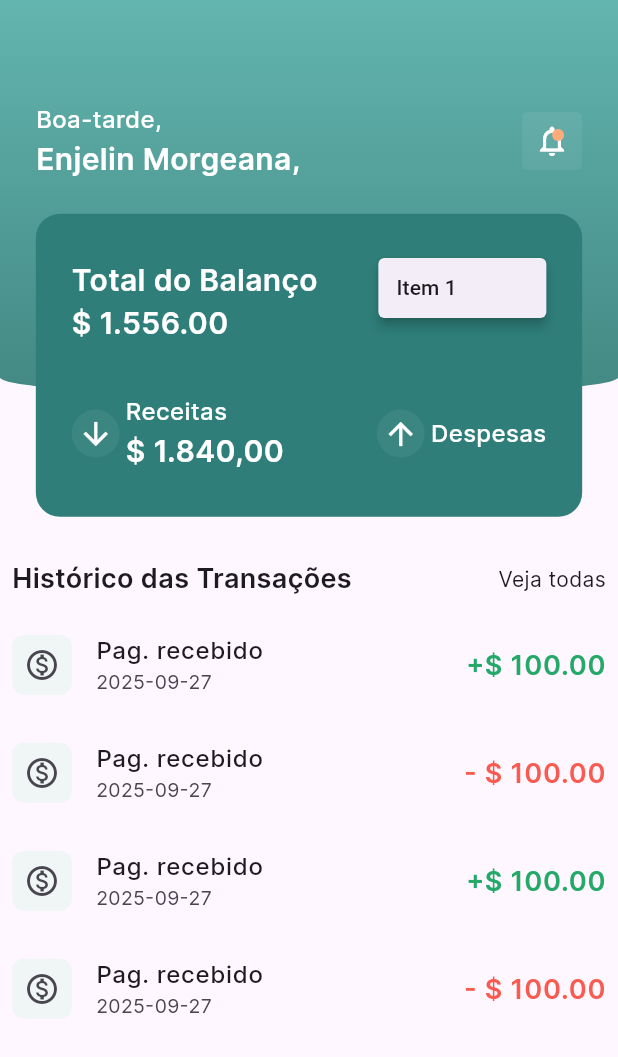
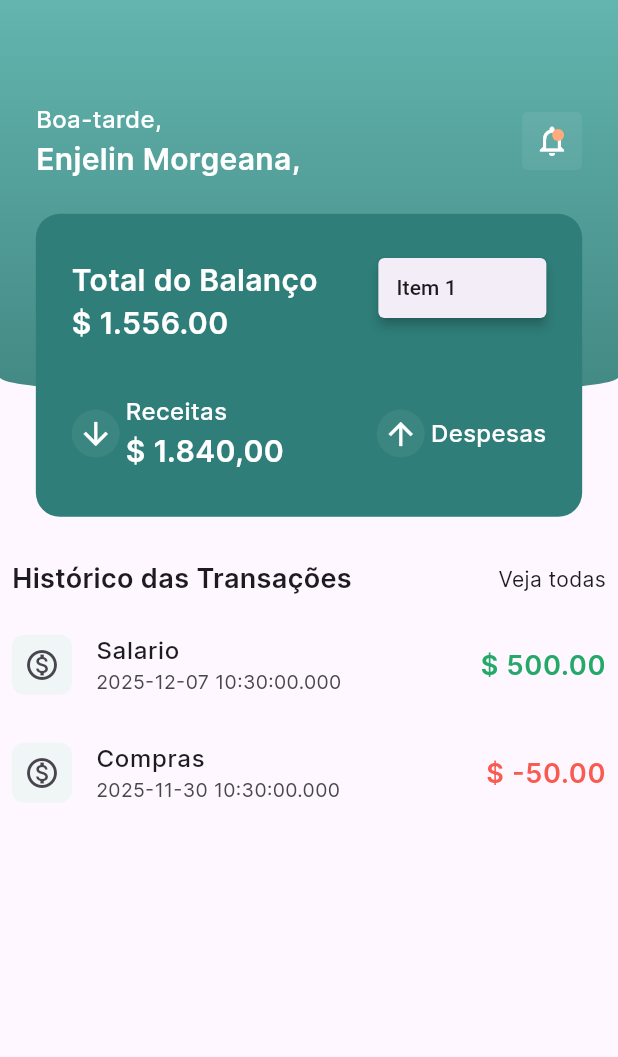
Before and after one commit to RCSilva1964/finance_app, a Flutter app: the HomePage screen opened directly, after a tap on the "keyboard control" icon, on a phone screen of 412 x 824 dp. Shown: the top 1057 px of the screen. Run offline on Flutter 3.47's test engine with Material 3 defaults, Android fonts, the phone set to English and light mode, and no system bars; our stand-ins replace firebase_auth, firebase_core, flutter_secure_storage, get_it; accounts and stored records are empty.

Commit message:
EP31: Padrão repositório concluído.

```diff
--- /dev/null
+++ b/lib/common/models/transaction_model.dart
@@ -0,0 +1,11 @@
+class TransactionModel {
+  final String title;
+  final double value;
+  final int date;
+
+  TransactionModel({
+    required this.title,
+    required this.value,
+    required this.date,
+  });
+}
--- a/lib/common/widgets/custom_circular_progress_indicator.dart
+++ b/lib/common/widgets/custom_circular_progress_indicator.dart
@@ -3,10 +3,18 @@ import 'package:flutter/material.dart';
 import '../constants/app_colors.dart';
 
 class CustomCircularProgressIndicator extends StatelessWidget {
-  const CustomCircularProgressIndicator({super.key});
+  final Color? color;
+  const CustomCircularProgressIndicator({
+    super.key,
+    this.color,
+  });
 
   @override
   Widget build(BuildContext context) {
-    return CircularProgressIndicator(color: AppColors.iceWhite);
+    return Center(
+        child: CircularProgressIndicator(
+            color: color ?? AppColors.iceWhite,
+        )
+    );
   }
 }
--- /dev/null
+++ b/lib/features/home/home_controller.dart
@@ -0,0 +1,32 @@
+import 'package:finance_app/common/models/transaction_model.dart';
+import 'package:finance_app/repositories/transaction_repository.dart';
+import 'package:flutter/foundation.dart';
+import 'home_state.dart';
+
+class HomeController extends ChangeNotifier {
+  final TransactionRepository _transactionRepository;
+  HomeController(this._transactionRepository);
+
+  HomeState _state = HomeStateInitial();
+
+  HomeState get state => _state;
+
+  List<TransactionModel> _transactions = [];
+  List<TransactionModel> get transactions => _transactions;
+
+  void _changeState(HomeState newState) {
+    _state = newState;
+    notifyListeners();
+  }
+
+  Future<void> getAllTransactions() async {
+    _changeState(HomeStateLoading());
+
+    try{
+      _transactions = await _transactionRepository.getAllTransactions();
+      _changeState(HomeStateSucess());
+    } catch (e) {
+      _changeState(HomeStateError());
+    }
+  }
+}
--- a/lib/features/home/home_page.dart
+++ b/lib/features/home/home_page.dart
@@ -2,6 +2,10 @@ import 'dart:developer';
 
 import 'package:finance_app/common/constants/app_text_styles.dart';
 import 'package:finance_app/common/extensions/sizes.dart';
+import 'package:finance_app/common/widgets/custom_circular_progress_indicator.dart';
+import 'package:finance_app/features/home/home_controller.dart';
+import 'package:finance_app/features/home/home_state.dart';
+import 'package:finance_app/locator.dart';
 import 'package:flutter/material.dart';
 
 import '../../common/constants/app_colors.dart';
@@ -17,6 +21,14 @@ class _HomePageState extends State<HomePage> {
   double get textScaleFactor =>
       MediaQuery.of(context).size.width < 360 ? 0.7 : 1.0;
   double get iconSize => MediaQuery.of(context).size.width < 360 ? 16.0 : 24.0;
+
+  final controller = locator.get<HomeController>();
+
+  @override
+  void initState() {
+    super.initState();
+    controller.getAllTransactions();
+  }
 
   @override
   Widget build(BuildContext context) {
@@ -247,17 +259,33 @@ class _HomePageState extends State<HomePage> {
                   ),
                 ),
                 Expanded(
-                  child: ListView.builder(
+                  child: AnimatedBuilder(
+                    animation: controller,
+                    builder: (context, _) {
+                      if (controller.state is HomeStateLoading) {
+                        return const CustomCircularProgressIndicator(
+                          color: AppColors.green,
+                        );
+                      }
+                      if (controller.state is HomeStateError)
+                        return Center(
+                          child: Text('Aconteceu um erro!'),
+                        );
+                      if (controller.transactions.isEmpty)
+                        return Center(
+                          child: Text('Não há transações no momento'),
+                      );
+                      return ListView.builder(
                         physics: const BouncingScrollPhysics(),
                         padding: EdgeInsets.zero,
-                    itemCount: 4,
+                        itemCount: controller.transactions.length,
                         itemBuilder: (context, index) {
-                      final color = index % 2 == 0
-                          ? AppColors.income
-                          : AppColors.outcome;
-                      final value = index % 2 == 0
-                          ? "+\$ 100.00"
-                          : "- \$ 100.00";
+                          final item = controller.transactions[index];
+
+                          final color = item.value.isNegative
+                              ? AppColors.outcome
+                              : AppColors.income;
+                          final value = "\$ ${item.value.toStringAsFixed(2)}";
                           return ListTile(
                             contentPadding: const EdgeInsets.symmetric(
                               horizontal: 8.0,
@@ -272,18 +300,24 @@ class _HomePageState extends State<HomePage> {
                               padding: const EdgeInsets.all(8.0),
                               child: const Icon(Icons.monetization_on_outlined),
                             ),
-                        title: const Text(
-                          'Pag. recebido',
+                            title: Text(
+                              item.title,
                               style: AppTextStyles.mediumText16w500,
                             ),
-                        subtitle: const Text(
-                          '2025-09-27',
+                            subtitle: Text(
+                              DateTime.fromMillisecondsSinceEpoch(
+                                item.date,
+                              ).toString(),
                               style: AppTextStyles.smallText13,
                             ),
                             trailing: Text(
                               value,
-                          style: AppTextStyles.mediumText18.apply(color: color),
+                              style: AppTextStyles.mediumText18.apply(
+                                color: color,
                               ),
+                            ),
+                          );
+                        },
                       );
                     },
                   ),
--- /dev/null
+++ b/lib/features/home/home_state.dart
@@ -0,0 +1,9 @@
+abstract class HomeState {}
+
+class HomeStateInitial extends HomeState {}
+
+class HomeStateLoading extends HomeState {}
+
+class HomeStateSucess extends HomeState {}
+
+class HomeStateError extends HomeState {}
--- a/lib/locator.dart
+++ b/lib/locator.dart
@@ -1,5 +1,7 @@
+import 'package:finance_app/features/home/home_controller.dart';
 import 'package:finance_app/features/sign_in/sign_in_controller.dart';
 import 'package:finance_app/features/splash/splash_controller.dart';
+import 'package:finance_app/repositories/transaction_repository.dart';
 import 'package:finance_app/service/auth_service.dart';
 import 'package:finance_app/service/firebase_auth_service.dart';
 import 'package:finance_app/service/secure_storage.dart';
@@ -22,4 +24,12 @@ void setupDependencies() {
   locator.registerFactory<SignUpController>(
     () => SignUpController(locator.get<AuthService>()),
   );
+
+  locator.registerFactory<TransactionRepository>(
+    () => TransactionRepositoryImpl(),
+  );
+
+  locator.registerLazySingleton<HomeController>(
+    () => HomeController(locator.get<TransactionRepository>()),
+  );
 }
--- /dev/null
+++ b/lib/repositories/transaction_repository.dart
@@ -0,0 +1,33 @@
+import 'package:finance_app/common/models/transaction_model.dart';
+
+abstract class TransactionRepository {
+  Future<void> addTransaction();
+  Future<List<TransactionModel>> getAllTransactions();
+}
+
+class TransactionRepositoryImpl implements TransactionRepository {
+  @override
+  Future<void> addTransaction() {
+    // TODO: implement addTransaction
+    throw UnimplementedError();
+  }
+
+  @override
+  Future<List<TransactionModel>> getAllTransactions() async {
+    await Future.delayed(const Duration(seconds: 2));
+    return [
+      TransactionModel(
+        title: 'Salario',
+        value: 500,
+        date: DateTime.now().millisecondsSinceEpoch,
+      ),
+      TransactionModel(
+        title: 'Compras',
+        value: -50,
+        date: DateTime.now()
+            .subtract(const Duration(days: 7))
+            .millisecondsSinceEpoch,
+      ),
+    ];
+  }
+}
```
Lines whose indentation alone changed are shown as unchanged.
